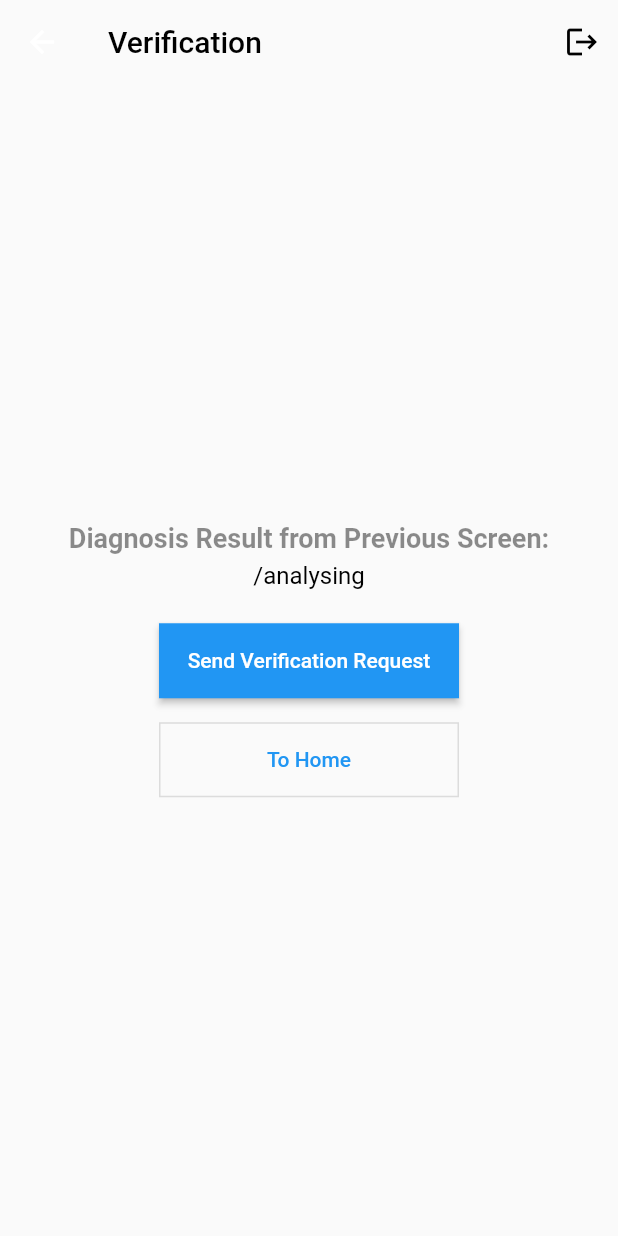
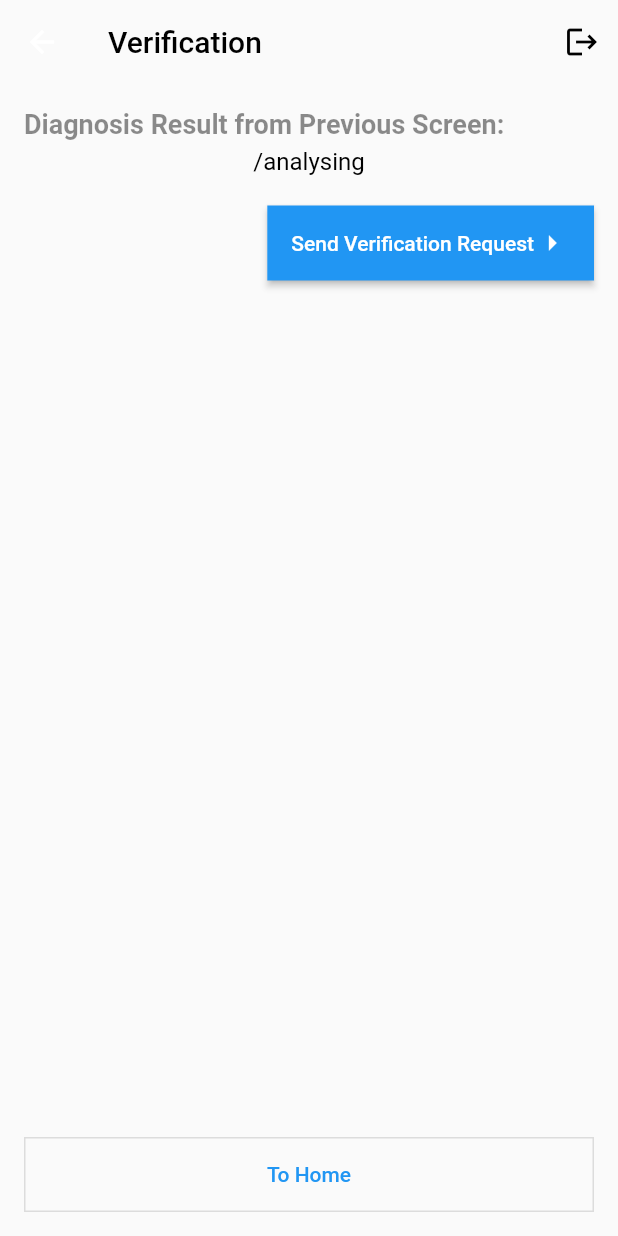
Before and after one commit to OshiniWathsala99/flutter_fe, a Flutter app: the VerificationScreen screen opened by its route, on a phone screen of 412 x 824 dp. Run offline on Flutter 3.47's test engine with Material 2 defaults, Android fonts, the phone set to English and light mode, and no system bars; our stand-ins replace firebase_auth, firebase_core, flutter_slidable, image_picker; accounts and stored records are empty; network calls fail.

Commit message:
app corrections ui issues

```diff
--- a/fe_ecg/lib/verifydiagnosis.dart
+++ b/fe_ecg/lib/verifydiagnosis.dart
@@ -54,9 +54,10 @@ class VerificationScreen extends StatelessWidget {
         ),
       ),
       body: Center(
+        child: Padding(
+          padding: const EdgeInsets.all(16.0), // Adjust the padding as needed
           child: Column(
-          mainAxisAlignment: MainAxisAlignment.center,
-          crossAxisAlignment: CrossAxisAlignment.center,
+            crossAxisAlignment: CrossAxisAlignment.start,
             children: [
               Text(
                 'Diagnosis Result from Previous Screen:',
@@ -67,17 +68,24 @@ class VerificationScreen extends StatelessWidget {
                 ),
               ),
               SizedBox(height: 5),
-            Text(
+              Center(
+                child: Text(
                   diseaseResult,
                   style: TextStyle(
                     fontSize: 16,
                     color: Colors.black,
                   ),
                 ),
-            SizedBox(height: 22),
+              ),
+              SizedBox(height: 20,),
+              Align(
+                alignment: Alignment.centerRight,
+                child: Row(
+                  mainAxisAlignment: MainAxisAlignment.end,
+                  children: [
+                    SizedBox(width: 30,),
                     ElevatedButton(
                       onPressed: () async {
-
                         bool confirmation = await _showConfirmationDialog(context);
                         if (confirmation) {
                           // Verification Function -> Firebase
@@ -90,23 +98,33 @@ class VerificationScreen extends StatelessWidget {
                           borderRadius: BorderRadius.circular(0.0),
                         ),
                       ),
-              child: Text('Send Verification Request'),
+                      child: Row(
+                        mainAxisAlignment: MainAxisAlignment.spaceBetween,
+                        children: [
+                          Text('Send Verification Request'),
+                          Icon(Icons.arrow_right, color: Colors.white),
+                        ],
                       ),
-            SizedBox(height: 16),
+                    ),
+                  ],
+                )
+              ),
+              Spacer(),
               OutlinedButton(
                 onPressed: () {
                   Navigator.pushNamed(context, '/');
                 },
                 style: OutlinedButton.styleFrom(
                   primary: Colors.blue,
-                minimumSize: Size(200, 50),
+                  minimumSize: Size(double.infinity, 50), // Full width
                   shape: RoundedRectangleBorder(
                     borderRadius: BorderRadius.circular(0.0),
                   ),
                 ),
                 child: Text('To Home'),
-            )
+              ),
             ],
+          ),
         ),
       ),
     );
```
Also changed, not shown: fe_ecg/lib/cameradiagnosisui.dart (+22 -2 lines), fe_ecg/lib/registerui.dart (+11 -1 lines). Lines whose indentation alone changed are shown as unchanged.
